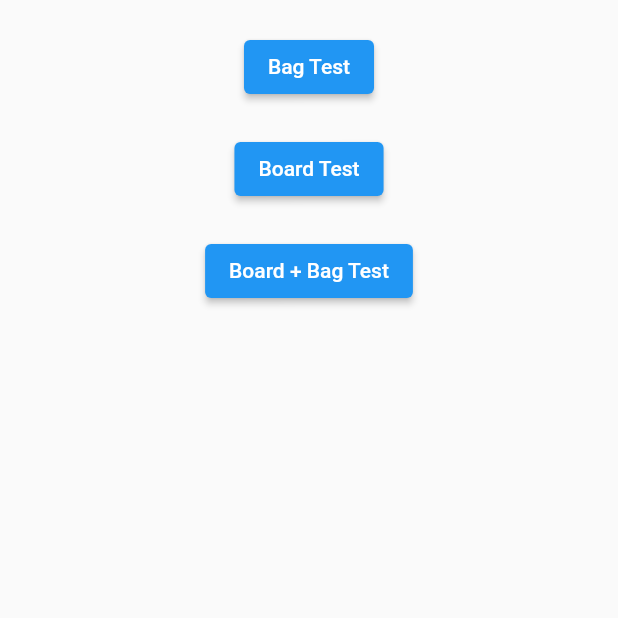
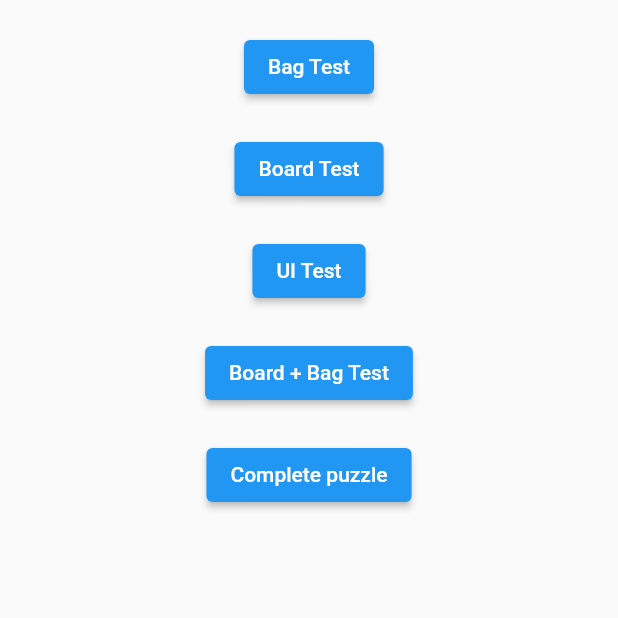
Before and after one commit to KevinHern/flutter_slide_competition, a Flutter app: the screen it shows after launch, on a phone screen of 412 x 824 dp, the top half of it. Run offline on Flutter 3.47's test engine with Material 2 defaults, Android fonts, the phone set to English and light mode, and no system bars; our stand-ins replace google_fonts, just_audio; missing offline and left inert: dart:html.

Commit message:
Added new route with the complete puzzle + UI

```diff
--- a/lib/main.dart
+++ b/lib/main.dart
@@ -4,13 +4,15 @@ import 'package:flutter_slide_competition/unit_testing/bag_test.dart';
 import 'package:flutter_slide_competition/unit_testing/board_test.dart';
 
 // Screens
-import 'package:flutter_slide_competition/prototype/ui/screens/puzzle_screen.dart';
-import 'package:flutter_slide_competition/prototype/ui/screens/welcome_screen.dart';
-import 'package:flutter_slide_competition/prototype/ui/screens/closing_screen.dart';
+import 'package:flutter_slide_competition/dev/ui/screens/puzzle_screen.dart';
+import 'package:flutter_slide_competition/dev/ui/screens/welcome_screen.dart';
+import 'package:flutter_slide_competition/dev/ui/screens/closing_screen.dart';
 import 'package:flutter_slide_competition/unit_testing/complete_test.dart';
+import 'package:flutter_slide_competition/unit_testing/ui_test.dart';
 import 'package:flutter_slide_competition/unit_testing/unit_test_menu.dart';
 
-import 'dev/data/models/bag.dart';
+// UI stuff
+import 'package:google_fonts/google_fonts.dart';
 
 void main() {
   runApp(const MyApp());
@@ -26,6 +28,33 @@ class MyApp extends StatelessWidget {
       title: 'Flutter Sliding Puzzle Demo',
       theme: ThemeData(
         primarySwatch: Colors.blue,
+        textTheme: TextTheme(
+          headline1: GoogleFonts.hennyPenny(
+            fontSize: 36,
+            fontWeight: FontWeight.bold,
+          ),
+          headline2: GoogleFonts.hennyPenny(
+            fontSize: 24,
+            fontWeight: FontWeight.bold,
+          ),
+          headline3: GoogleFonts.hennyPenny(
+            fontSize: 20,
+            fontWeight: FontWeight.bold,
+          ),
+          subtitle1: GoogleFonts.lora(
+            fontSize: 18,
+            fontWeight: FontWeight.w700,
+          ),
+          subtitle2: GoogleFonts.lora(
+            fontSize: 18,
+            fontWeight: FontWeight.w700,
+            color: Colors.white,
+          ),
+          bodyText1: GoogleFonts.droidSerif(
+            fontSize: 16,
+            color: Colors.black,
+          ),
+        ),
       ),
       initialRoute: '/',
       routes: {
@@ -33,11 +62,13 @@ class MyApp extends StatelessWidget {
         '/': (context) => const UnitTestMenu(),
         '/bag_test': (context) => BagTestScreen(),
         '/board_test': (context) => BoardTestScreen(
-          scale: 2,
-        ),
+              scale: 2,
+            ),
+        '/ui_test': (context) => const UITestScreen(),
         '/complete_test': (context) => CompleteTestScreen(
-          scale: 2,
-        ),
+              scale: 2,
+            ),
+        '/welcome': (context) => const WelcomeScreen(),
         '/puzzle': (context) => const PuzzleScreen(),
         '/end': (context) => const ClosingScreen(),
       },
--- a/lib/unit_testing/unit_test_menu.dart
+++ b/lib/unit_testing/unit_test_menu.dart
@@ -27,8 +27,23 @@ class UnitTestMenu extends StatelessWidget {
                 height: 20,
               ),
               ElevatedButton(
-                onPressed: () => Navigator.of(context).pushNamed('/complete_test'),
+                onPressed: () => Navigator.of(context).pushNamed('/ui_test'),
+                child: Text('UI Test'),
+              ),
+              const SizedBox(
+                height: 20,
+              ),
+              ElevatedButton(
+                onPressed: () =>
+                    Navigator.of(context).pushNamed('/complete_test'),
                 child: Text('Board + Bag Test'),
+              ),
+              const SizedBox(
+                height: 20,
+              ),
+              ElevatedButton(
+                onPressed: () => Navigator.of(context).pushNamed('/welcome'),
+                child: Text('Complete puzzle'),
               ),
             ],
           ),
```
Also changed, not shown: lib/unit_testing/ui_test.dart (added, +36 -0 lines).
